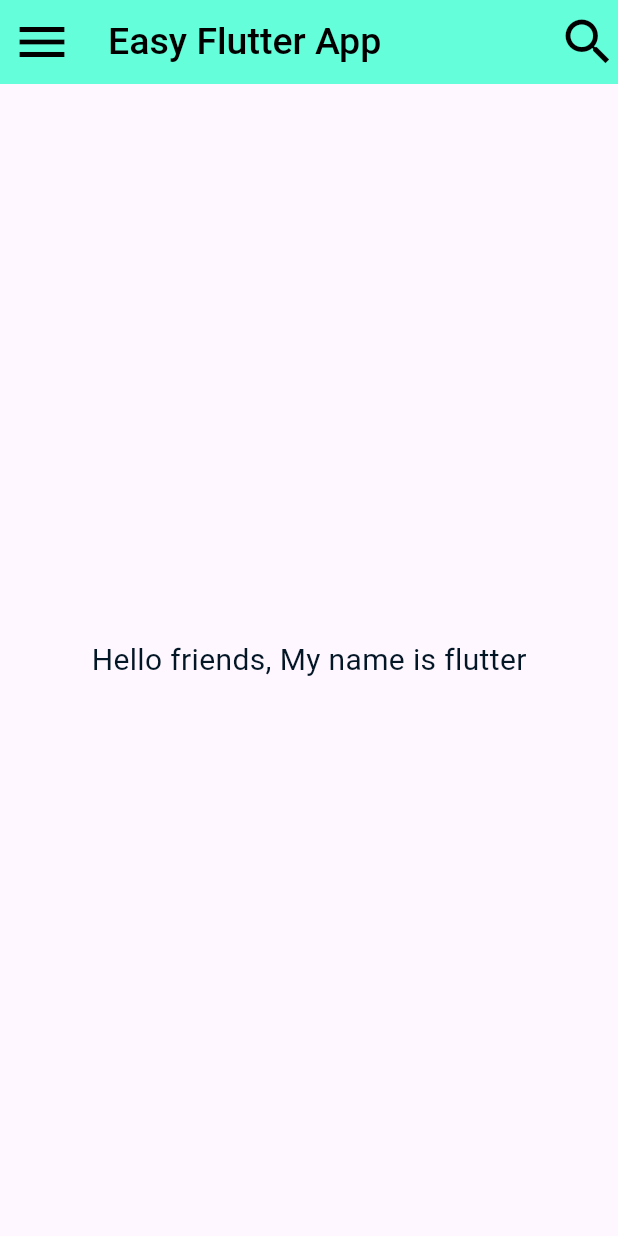
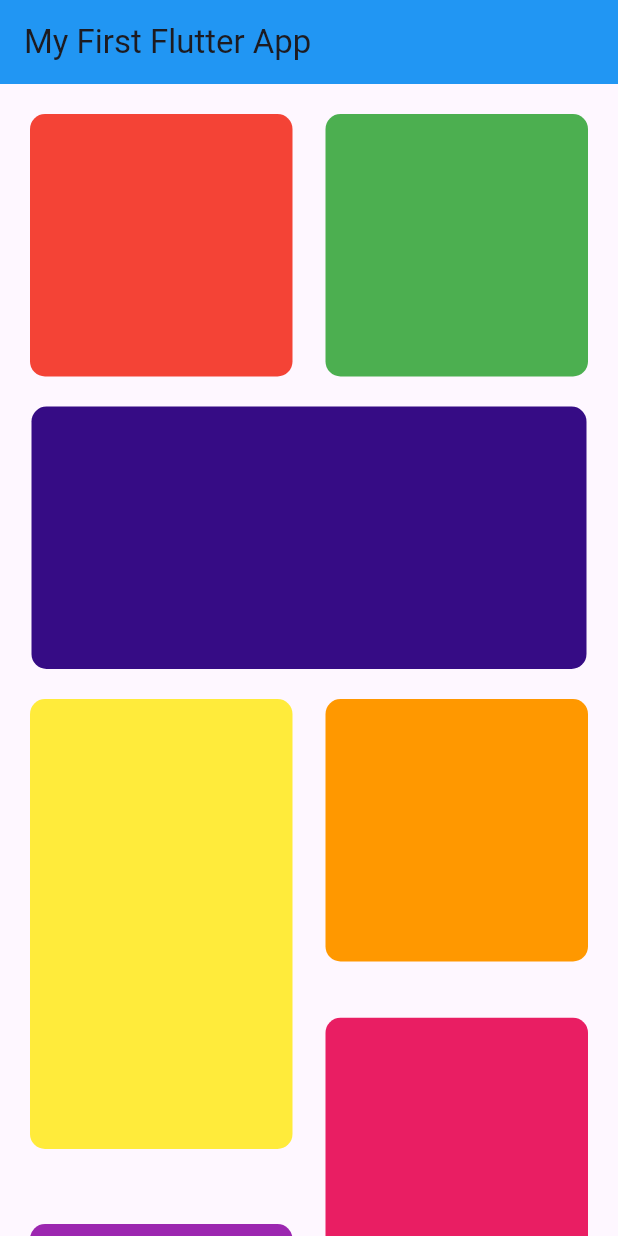
Before and after one commit to 99Udith/my_first_flutter_app, a Flutter app: the screen it shows after launch, on a phone screen of 412 x 824 dp. Run offline on Flutter 3.47's test engine with Material 3 defaults, Android fonts, the phone set to English and light mode, and no system bars.

Commit message:
07/02/2024 Updates

```diff
--- a/lib/main.dart
+++ b/lib/main.dart
@@ -1,9 +1,8 @@
 import 'package:flutter/material.dart';
 
-main() {
+void main() {
   runApp(MyApp());
 }
-
 class MyApp extends StatelessWidget {
   const MyApp({super.key});
 
@@ -11,29 +10,118 @@ class MyApp extends StatelessWidget {
   Widget build(BuildContext context) {
     return MaterialApp(
       debugShowCheckedModeBanner: false,
+      title: 'My First Flutter App',
       home: Scaffold(
         appBar: AppBar(
-          title: const Text('Easy Flutter App',
-              style: TextStyle(fontSize: 25, color: Colors.black, fontWeight: FontWeight.w500)),
-          backgroundColor: Colors.tealAccent,
-          leading: Icon(
-            Icons.menu,
-            color: Colors.black,
-            size: 40,
-          ),
-          actions: [
-            Icon(
-              Icons.search,
-              color: Colors.black,
-              size: 40,
+          title: Text('My First Flutter App'),
+           backgroundColor: Colors.blue,
+        ),
+        body: Padding(
+          padding: const EdgeInsets.symmetric(horizontal: 20),
+          child: SingleChildScrollView(
+            child: Column(
+              mainAxisAlignment: MainAxisAlignment.spaceEvenly,
+              children: <Widget>[
+                SizedBox(height: 20),
+                Row(
+                  mainAxisAlignment: MainAxisAlignment.spaceBetween,
+                  children: [
+                    Container(
+                      height: 175,
+                      width: 175,
+                      decoration: BoxDecoration(
+                        color: Colors.red,
+                        borderRadius: BorderRadius.circular(10),
+                      ),
+                    ),
+                    SizedBox(width: 20), // Add spacing between containers
+                    Container(
+                      height: 175,
+                      width: 175,
+                      decoration: BoxDecoration(
+                        color: Colors.green,
+                        borderRadius: BorderRadius.circular(10),
+                      ),
+                    ),
+                  ],
+                ),
+                SizedBox(height: 20), // Add spacing between rows
+                Column(
+                  children: [
+                    Container(
+                      height: 175,
+                      width: 370,
+                      decoration: BoxDecoration(
+                        color: const Color.fromARGB(255, 54, 12, 133),
+                        borderRadius: BorderRadius.circular(10),
+                      ),
+                    )
+                  ],
+                ),
+                SizedBox(height: 20), // Add spacing between columns
+                Container(
+                  height: 600,
+                  child: Row(
+                    mainAxisAlignment: MainAxisAlignment.spaceBetween,
+                    crossAxisAlignment: CrossAxisAlignment.start,
+                    children: [
+                      Column(
+                        mainAxisAlignment: MainAxisAlignment.spaceBetween,
+                        children: [
+                          Container(
+                            height: 300,
+                            width: 175,
+                            decoration: BoxDecoration(
+                              color: Colors.yellow,
+                              borderRadius: BorderRadius.circular(10),
+                            ),
+                          ),
+                          SizedBox(height: 20), // Add spacing between containers
+                          Container(
+                            height: 250,
+                            width: 175,
+                            decoration: BoxDecoration(
+                              color: Colors.purple,
+                              borderRadius: BorderRadius.circular(10),
+                            ),
+                          ),
+                        ],
+                      ),
+                      Column(
+                        mainAxisAlignment: MainAxisAlignment.spaceBetween,
+                        children: [
+                          Container(
+                            height: 175,
+                            width: 175,
+                            decoration: BoxDecoration(
+                              color: Colors.orange,
+                              borderRadius: BorderRadius.circular(10),
+                            ),
+                          ),
+                          SizedBox(height: 20), // Add spacing between containers
+                          Container(
+                            height: 175,
+                            width: 175,
+                            decoration: BoxDecoration(
+                              color: Colors.pink,
+                              borderRadius: BorderRadius.circular(10),
+                            ),
+                          ),
+                          SizedBox(height: 20), // Add spacing between containers
+                          Container(
+                            height: 175,
+                            width: 175,
+                            decoration: BoxDecoration(
+                              color: Colors.brown,
+                              borderRadius: BorderRadius.circular(10),
+                            ),
+                          )],
+                      ),
+                    ],
+                  ),
+                )
+              ],
             ),
-          ],
-        ),
-        body: Center(
-          child: Text(
-            'Hello friends, My name is flutter',
-            style: TextStyle(
-                fontSize: 20, color: const Color.fromARGB(255, 3, 22, 38)),
           ),
         ),
       ),
```
